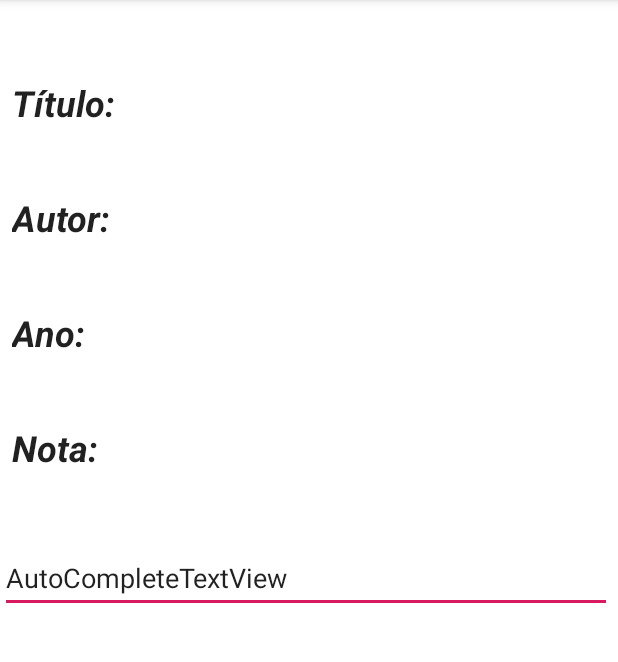
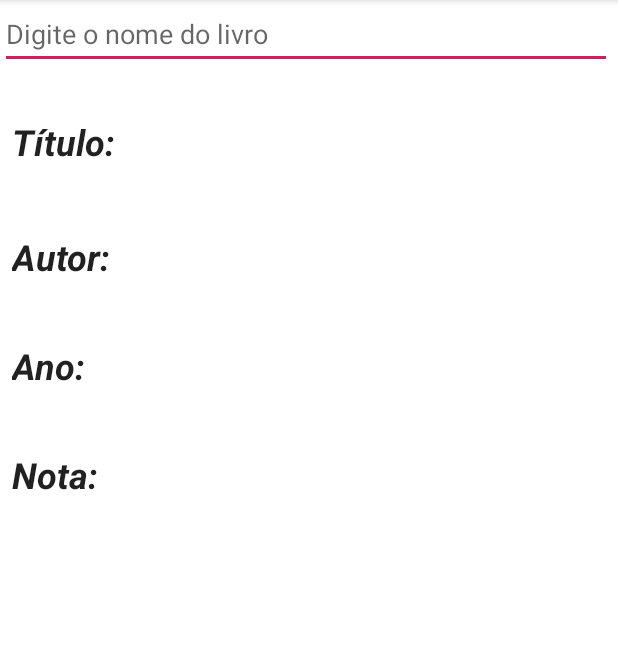
Before and after one commit to OBO13/AppMeusLivros, an Android app: the ListaLivros screen opened directly, with no data from a screen before it, on a phone screen of 412 x 824 dp, the part 84-746 px from its top. Run offline under Robolectric (Android 15) with nearby library versions, the phone set to English and light mode, and no system bars; our stand-ins replace Room's generated code.

Commit message:
implementação do AutoCompleteTextView usado como busca de registro

```diff
--- a/app/src/main/AndroidManifest.xml
+++ b/app/src/main/AndroidManifest.xml
@@ -9,7 +9,8 @@
         android:roundIcon="@mipmap/ic_launcher_round"
         android:supportsRtl="true"
         android:theme="@style/AppTheme">
-        <activity android:name=".TodosLivros"></activity>
+        <activity android:name=".PesquisarLivro"></activity>
+        <activity android:name=".TodosLivros" />
         <activity android:name=".Dialogo" />
         <activity android:name=".ListaLivros" />
         <activity android:name=".CadastrarLivro" />
--- a/app/src/main/java/com/example/appmeuslivros/ListaLivros.kt
+++ b/app/src/main/java/com/example/appmeuslivros/ListaLivros.kt
@@ -33,18 +33,6 @@ class ListaLivros : AppCompatActivity() {
         setContentView(R.layout.activity_lista_livros)
 
 
-        autoCompleteTextView.setOnItemClickListener { adapterView, view, i, l ->
-            var selected = adapterView.getItemAtPosition(i).toString()
-
-            var livro = db.livroDAO().findByName(selected)
-
-            txtTitulo.setText(livro.Titulo.toString())
-            txtAutor.setText(livro.Autor.toString())
-            txtAno.setText(livro.Ano.toString())
-            txtNota.setText(livro.Nota.toString())
-        }
-
-
         btnAntes.setOnClickListener {
             cont--
             novoLivro()
@@ -53,6 +41,7 @@ class ListaLivros : AppCompatActivity() {
         btnDepois.setOnClickListener {
             cont++
             novoLivro()
+
         }
 
         btnDeletar.setOnClickListener {
@@ -74,6 +63,20 @@ class ListaLivros : AppCompatActivity() {
             }
             builder.show()
         }
+
+        autoCompleteTextView.setOnItemClickListener { adapterView, view, i, l ->
+            var selected = adapterView.getItemAtPosition(i).toString()
+
+            var livro = db.livroDAO().findByName(selected)
+
+            txtTitulo.setText(livro.Titulo.toString())
+            txtAutor.setText(livro.Autor.toString())
+            txtAno.setText(livro.Ano.toString())
+            txtNota.setText(livro.Nota.toString())
+        }
+        mostrarLivro()
+        autoComplete()
+
     }
 
     fun mostrarLivro() {
@@ -86,6 +89,7 @@ class ListaLivros : AppCompatActivity() {
             btnAntes.visibility = View.VISIBLE
             btnDepois.visibility = View.VISIBLE
             btnDeletar.visibility = View.VISIBLE
+            novoLivro()
 
         } else {
             btnAntes.visibility = View.INVISIBLE
@@ -152,7 +156,7 @@ class ListaLivros : AppCompatActivity() {
         }
 
         var livrosToListAdapter =
-            ArrayAdapter<String>(this, R.layout.activity_todos_livros, livrosAutoComplete)
+            ArrayAdapter<String>(this, R.layout.activity_pesquisar_livro, livrosAutoComplete)
 
         autoCompleteTextView.setAdapter(livrosToListAdapter)
     }
--- a/app/src/main/res/layout/activity_lista_livros.xml
+++ b/app/src/main/res/layout/activity_lista_livros.xml
@@ -8,16 +8,40 @@
     tools:context=".ListaLivros">
 
     <TextView
+        android:id="@+id/txtTitulo"
+        android:layout_width="wrap_content"
+        android:layout_height="wrap_content"
+        android:layout_marginTop="40dp"
+        android:text="TextView"
+        android:textSize="18sp"
+        app:layout_constraintEnd_toEndOf="parent"
+        app:layout_constraintHorizontal_bias="0.122"
+        app:layout_constraintStart_toEndOf="@+id/textView7"
+        app:layout_constraintTop_toBottomOf="@+id/autoCompleteTextView" />
+
+    <TextView
+        android:id="@+id/textView10"
+        style="@style/Widget.AppCompat.TextView.SpinnerItem"
+        android:layout_width="wrap_content"
+        android:layout_height="wrap_content"
+        android:layout_marginTop="40dp"
+        android:text="Nota:"
+        android:textSize="24sp"
+        android:textStyle="bold|italic"
+        app:layout_constraintStart_toStartOf="parent"
+        app:layout_constraintTop_toBottomOf="@+id/textView9" />
+
+    <TextView
         android:id="@+id/textView7"
         style="@style/Widget.AppCompat.TextView.SpinnerItem"
         android:layout_width="wrap_content"
         android:layout_height="wrap_content"
-        android:layout_marginTop="52dp"
+        android:layout_marginTop="32dp"
         android:text="Título:"
         android:textSize="24sp"
         android:textStyle="bold|italic"
         app:layout_constraintStart_toStartOf="parent"
-        app:layout_constraintTop_toTopOf="parent" />
+        app:layout_constraintTop_toBottomOf="@+id/autoCompleteTextView" />
 
     <TextView
         android:id="@+id/textView8"
@@ -36,36 +60,12 @@
         style="@style/Widget.AppCompat.TextView.SpinnerItem"
         android:layout_width="wrap_content"
         android:layout_height="wrap_content"
-        android:layout_marginTop="44dp"
+        android:layout_marginTop="40dp"
         android:text="Ano:"
         android:textSize="24sp"
         android:textStyle="bold|italic"
         app:layout_constraintStart_toStartOf="parent"
         app:layout_constraintTop_toBottomOf="@+id/textView8" />
-
-    <TextView
-        android:id="@+id/textView10"
-        style="@style/Widget.AppCompat.TextView.SpinnerItem"
-        android:layout_width="wrap_content"
-        android:layout_height="wrap_content"
-        android:layout_marginTop="44dp"
-        android:text="Nota:"
-        android:textSize="24sp"
-        android:textStyle="bold|italic"
-        app:layout_constraintStart_toStartOf="parent"
-        app:layout_constraintTop_toBottomOf="@+id/textView9" />
-
-    <TextView
-        android:id="@+id/txtTitulo"
-        android:layout_width="wrap_content"
-        android:layout_height="wrap_content"
-        android:layout_marginTop="60dp"
-        android:text="TextView"
-        android:textSize="18sp"
-        app:layout_constraintEnd_toEndOf="parent"
-        app:layout_constraintHorizontal_bias="0.122"
-        app:layout_constraintStart_toEndOf="@+id/textView7"
-        app:layout_constraintTop_toTopOf="parent" />
 
     <TextView
         android:id="@+id/txtAutor"
@@ -83,7 +83,7 @@
         android:id="@+id/txtNota"
         android:layout_width="wrap_content"
         android:layout_height="wrap_content"
-        android:layout_marginTop="52dp"
+        android:layout_marginTop="44dp"
         android:text="TextView"
         android:textSize="18sp"
         app:layout_constraintEnd_toEndOf="parent"
@@ -95,25 +95,13 @@
         android:id="@+id/txtAno"
         android:layout_width="wrap_content"
         android:layout_height="wrap_content"
-        android:layout_marginTop="52dp"
+        android:layout_marginTop="48dp"
         android:text="TextView"
         android:textSize="18sp"
         app:layout_constraintEnd_toEndOf="parent"
         app:layout_constraintHorizontal_bias="0.183"
         app:layout_constraintStart_toEndOf="@+id/textView9"
         app:layout_constraintTop_toBottomOf="@+id/txtAutor" />
-
-    <Button
-        android:id="@+id/btnAntes"
-        style="@style/Widget.AppCompat.Button"
-        android:layout_width="150dp"
-        android:layout_height="50dp"
-        android:background="#FFFFFF"
-        android:text="Anterior"
-        android:textSize="18sp"
-        android:textStyle="bold|italic"
-        app:layout_constraintBottom_toBottomOf="parent"
-        app:layout_constraintStart_toStartOf="parent" />
 
     <Button
         android:id="@+id/btnDepois"
@@ -131,12 +119,11 @@
         android:id="@+id/autoCompleteTextView"
         android:layout_width="408dp"
         android:layout_height="46dp"
-        android:layout_marginTop="48dp"
-        android:text="AutoCompleteTextView"
+        android:hint="Digite o nome do livro"
         app:layout_constraintEnd_toEndOf="parent"
         app:layout_constraintHorizontal_bias="0.0"
         app:layout_constraintStart_toStartOf="parent"
-        app:layout_constraintTop_toBottomOf="@+id/txtNota" />
+        app:layout_constraintTop_toTopOf="parent" />
 
     <Button
         android:id="@+id/btnDeletar"
@@ -147,10 +134,22 @@
         android:text="Deletar"
         android:textSize="18sp"
         android:textStyle="bold|italic"
-        app:layout_constraintBottom_toBottomOf="parent"
+        app:layout_constraintBottom_toTopOf="@+id/btnAntes"
         app:layout_constraintEnd_toEndOf="parent"
         app:layout_constraintHorizontal_bias="0.0"
         app:layout_constraintStart_toStartOf="parent"
-        app:layout_constraintTop_toBottomOf="@+id/autoCompleteTextView"
-        app:layout_constraintVertical_bias="0.184" />
+        app:layout_constraintTop_toBottomOf="@+id/textView10"
+        app:layout_constraintVertical_bias="0.501" />
+
+    <Button
+        android:id="@+id/btnAntes"
+        style="@style/Widget.AppCompat.Button"
+        android:layout_width="150dp"
+        android:layout_height="50dp"
+        android:background="#FFFFFF"
+        android:text="Anterior"
+        android:textSize="18sp"
+        android:textStyle="bold|italic"
+        app:layout_constraintBottom_toBottomOf="parent"
+        app:layout_constraintStart_toStartOf="parent" />
 </androidx.constraintlayout.widget.ConstraintLayout>
```
Also changed, not shown: app/src/main/java/com/example/appmeuslivros/PesquisarLivro.kt (added, +12 -0 lines), app/src/main/res/layout/activity_pesquisar_livro.xml (added, +8 -0 lines).
